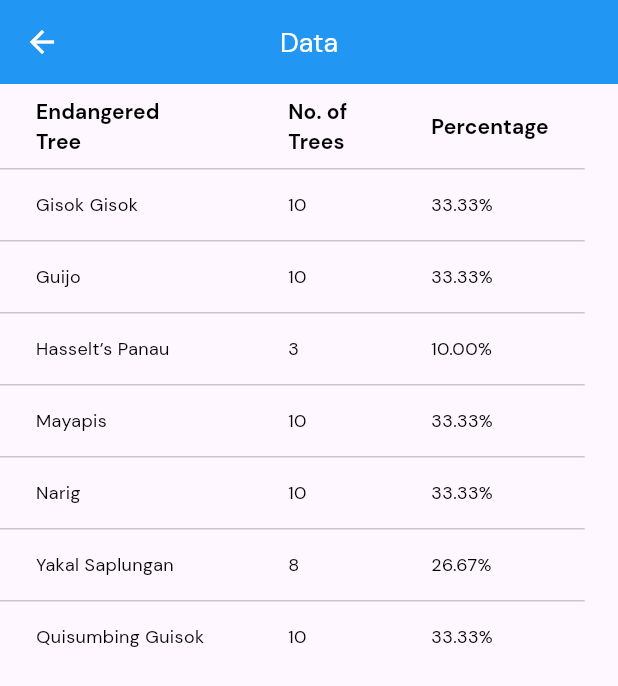
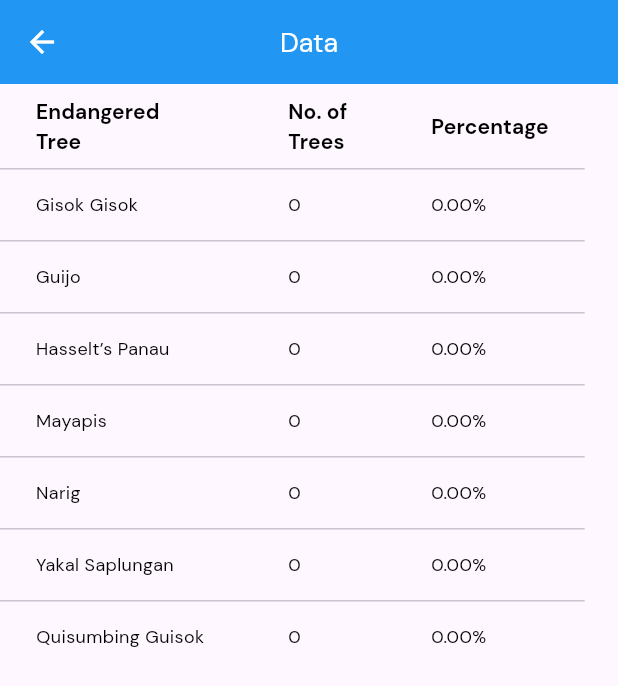
Before and after one commit to lansoyyy/EMETMS, a Flutter app: the TableScreen screen opened directly, on a phone screen of 412 x 824 dp. Shown: the top 686 px of the screen. Run offline on Flutter 3.47's test engine with Material 3 defaults, Android fonts, the phone set to English and light mode, and no system bars; our stand-ins replace cloud_firestore, firebase_auth, firebase_core, firebase_storage, fluttertoast, geolocator and 2 more; missing offline and left inert: exif, tflite_v2; accounts and stored records are empty.

Commit message:
fixed table

```diff
--- a/lib/screens/table_screen.dart
+++ b/lib/screens/table_screen.dart
@@ -1,3 +1,4 @@
+import 'package:cloud_firestore/cloud_firestore.dart';
 import 'package:emetms/utlis/const.dart';
 import 'package:emetms/widgets/text_widget.dart';
 import 'package:flutter/material.dart';
@@ -68,18 +69,66 @@ class _TableScreenState extends State<TableScreen> {
               ),
             ),
             DataCell(
-              TextWidget(
-                text:
-                    '${speciesList[i] == 'Gisok Gisok' ? 10 : speciesList[i] == 'Guijo' ? 10 : speciesList[i] == 'Hasselt’s Panau' ? 3 : speciesList[i] == 'Mayapis' ? 10 : speciesList[i] == 'Narig' ? 10 : speciesList[i] == 'Yakal Saplungan' ? 8 : 10}',
-                fontSize: 12,
-              ),
+              StreamBuilder<QuerySnapshot>(
+                  stream: FirebaseFirestore.instance
+                      .collection('Tree')
+                      .where('family', isEqualTo: speciesList[i])
+                      .snapshots(),
+                  builder: (BuildContext context,
+                      AsyncSnapshot<QuerySnapshot> snapshot) {
+                    if (snapshot.hasError) {
+                      print(snapshot.error);
+                      return const Center(child: Text('Error'));
+                    }
+                    if (snapshot.connectionState == ConnectionState.waiting) {
+                      return const Padding(
+                        padding: EdgeInsets.only(top: 50),
+                        child: Center(
+                          child: CircularProgressIndicator(
+                            color: Colors.black,
+                          ),
+                        ),
+                      );
+                    }
+
+                    final data = snapshot.requireData;
+                    return TextWidget(
+                      text:
+                          '${speciesList[i] == 'Gisok Gisok' ? data.docs.length : speciesList[i] == 'Guijo' ? data.docs.length : speciesList[i] == 'Hasselt’s Panau' ? data.docs.length : speciesList[i] == 'Mayapis' ? data.docs.length : speciesList[i] == 'Narig' ? data.docs.length : speciesList[i] == 'Yakal Saplungan' ? data.docs.length : data.docs.length}',
+                      fontSize: 12,
+                    );
+                  }),
             ),
             DataCell(
-              TextWidget(
-                text:
-                    '${((((speciesList[i] == 'Gisok Gisok' ? 10 : speciesList[i] == 'Guijo' ? 10 : speciesList[i] == 'Hasselt’s Panau' ? 3 : speciesList[i] == 'Mayapis' ? 10 : speciesList[i] == 'Narig' ? 10 : speciesList[i] == 'Yakal Saplungan' ? 8 : 10)) / 30) * 100).toStringAsFixed(2)}%',
-                fontSize: 12,
-              ),
+              StreamBuilder<QuerySnapshot>(
+                  stream: FirebaseFirestore.instance
+                      .collection('Tree')
+                      .where('family', isEqualTo: speciesList[i])
+                      .snapshots(),
+                  builder: (BuildContext context,
+                      AsyncSnapshot<QuerySnapshot> snapshot) {
+                    if (snapshot.hasError) {
+                      print(snapshot.error);
+                      return const Center(child: Text('Error'));
+                    }
+                    if (snapshot.connectionState == ConnectionState.waiting) {
+                      return const Padding(
+                        padding: EdgeInsets.only(top: 50),
+                        child: Center(
+                          child: CircularProgressIndicator(
+                            color: Colors.black,
+                          ),
+                        ),
+                      );
+                    }
+
+                    final data = snapshot.requireData;
+                    return TextWidget(
+                      text:
+                          '${((((speciesList[i] == 'Gisok Gisok' ? data.docs.length : speciesList[i] == 'Guijo' ? data.docs.length : speciesList[i] == 'Hasselt’s Panau' ? data.docs.length : speciesList[i] == 'Mayapis' ? data.docs.length : speciesList[i] == 'Narig' ? data.docs.length : speciesList[i] == 'Yakal Saplungan' ? data.docs.length : data.docs.length)) / 30) * 100).toStringAsFixed(2)}%',
+                      fontSize: 12,
+                    );
+                  }),
             ),
           ])
       ]),
```
